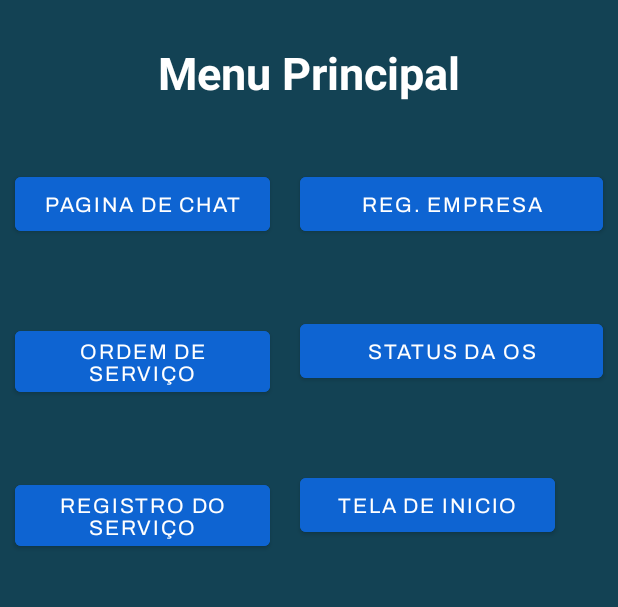
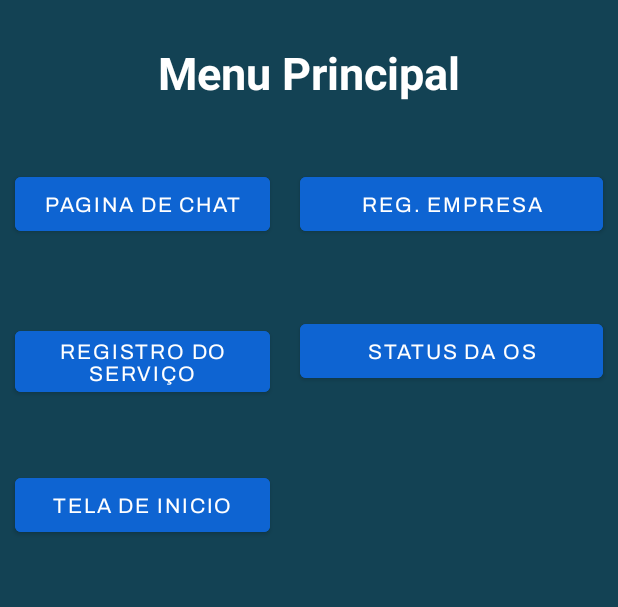
Before and after one commit to LeonardoSnows/Sistema-Integrado-Continuo, an Android app: the MainMenu screen opened directly, with no data from a screen before it, on a phone screen of 412 x 824 dp, the part 135-742 px from its top. Run offline under Robolectric (Android 15) with nearby library versions, the phone set to English and light mode, and no system bars; our stand-ins replace Firebase (no records; nobody signed in at launch, a user with empty details on screens opened directly).

Commit message:
removendo botao da tela de main menu

```diff
--- a/sistema_integrado_continuo/app/src/main/res/layout/activity_main_menu.xml
+++ b/sistema_integrado_continuo/app/src/main/res/layout/activity_main_menu.xml
@@ -69,7 +69,7 @@
             android:orientation="horizontal">
 
             <Button
-                android:id="@+id/btnServiceOrder"
+                android:id="@+id/btnRegService"
                 android:layout_width="170dp"
                 android:layout_height="wrap_content"
                 android:layout_marginLeft="10dp"
@@ -78,7 +78,7 @@
                 android:layout_marginBottom="10sp"
                 android:backgroundTint="#0E64D2"
                 android:fontFamily="@font/archivo"
-                android:text="Ordem de Serviço"
+                android:text="Registro do Serviço"
                 android:textColor="@color/white" />
 
             <Button
@@ -100,19 +100,6 @@
             android:layout_width="match_parent"
             android:layout_height="match_parent"
             android:orientation="horizontal">
-
-            <Button
-                android:id="@+id/btnRegService"
-                android:layout_width="170dp"
-                android:layout_height="wrap_content"
-                android:layout_marginLeft="10dp"
-                android:layout_marginTop="40dp"
-                android:layout_marginRight="10dp"
-                android:layout_marginBottom="10sp"
-                android:backgroundTint="#0E64D2"
-                android:fontFamily="@font/archivo"
-                android:text="Registro do Serviço"
-                android:textColor="@color/white" />
 
             <Button
                 android:id="@+id/btnIni"
```
